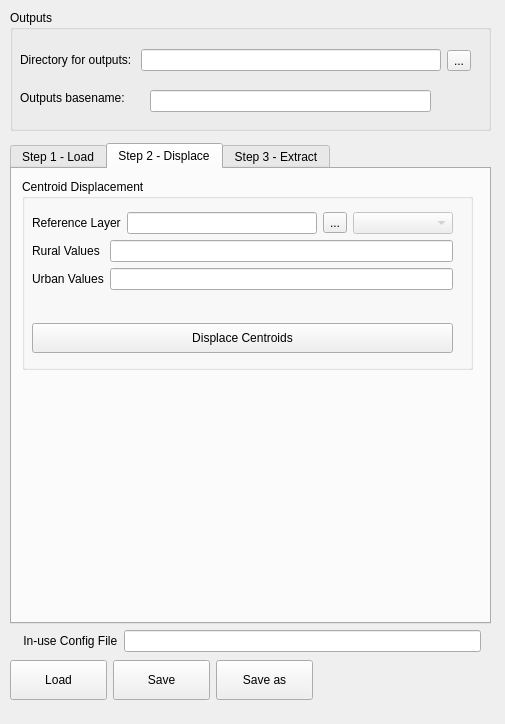
Before: the Qt Designer form plugin/mics_geocode_plugin_dialog.ui in unicef-drp/mics-geocoding, drawn with Qt 5.
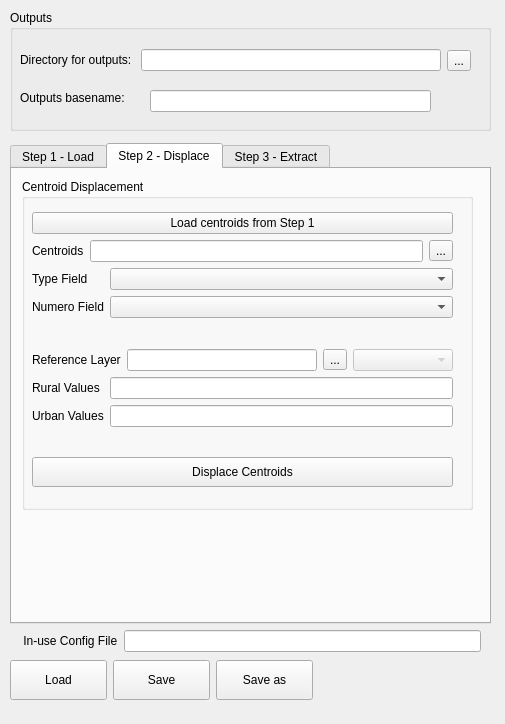
After: the same form once the commit is applied. The open tabs and pages were chosen to show the change.

Commit message: update interface -> centroisLayer in step2

```diff
--- a/plugin/mics_geocode_plugin_dialog.ui
+++ b/plugin/mics_geocode_plugin_dialog.ui
@@ -197,7 +197,7 @@
           <x>10</x>
           <y>10</y>
           <width>451</width>
-          <height>191</height>
+          <height>331</height>
          </rect>
         </property>
         <property name="sizePolicy">
@@ -221,7 +221,7 @@
            <x>0</x>
            <y>23</y>
            <width>441</width>
-           <height>161</height>
+           <height>295</height>
           </rect>
          </property>
          <layout class="QVBoxLayout" name="verticalLayout_4">
@@ -237,6 +237,73 @@
           <property name="bottomMargin">
            <number>10</number>
           </property>
+          <item>
+           <widget class="QPushButton" name="loadCentroidsFromStep01">
+            <property name="text">
+             <string>Load centroids from Step 1</string>
+            </property>
+           </widget>
+          </item>
+          <item>
+           <layout class="QHBoxLayout" name="horizontalLayoutRL_3">
+            <property name="sizeConstraint">
+             <enum>QLayout::SetNoConstraint</enum>
+            </property>
+            <property name="leftMargin">
+             <number>0</number>
+            </property>
+            <property name="topMargin">
+             <number>0</number>
+            </property>
+            <item>
+             <widget class="QLabel" name="centroidsLayerLabel">
+              <property name="sizePolicy">
+               <sizepolicy hsizetype="Preferred" vsizetype="Maximum">
+                <horstretch>0</horstretch>
+                <verstretch>0</verstretch>
+               </sizepolicy>
+              </property>
+              <property name="text">
+               <string>Centroids</string>
+              </property>
+             </widget>
+            </item>
+            <item>
+             <widget class="QLineEdit" name="centroidsLayerLineEdit"/>
+            </item>
+            <item>
+             <widget class="QToolButton" name="centroidsLayerToolButton">
+              <property name="text">
+               <string>...</string>
+              </property>
+             </widget>
+            </item>
+           </layout>
+          </item>
+          <item>
+           <layout class="QFormLayout" name="formLayout_5">
+            <item row="0" column="0">
+             <widget class="QLabel" name="centroidsLayerTypeFieldLabel">
+              <property name="text">
+               <string>Type Field</string>
+              </property>
+             </widget>
+            </item>
+            <item row="0" column="1">
+             <widget class="QComboBox" name="centroidsLayerTypeFieldComboBox"/>
+            </item>
+            <item row="1" column="0">
+             <widget class="QLabel" name="centroidsLayerNumeroFieldLabel">
+              <property name="text">
+               <string>Numero Field</string>
+              </property>
+             </widget>
+            </item>
+            <item row="1" column="1">
+             <widget class="QComboBox" name="centroidsLayerNumeroFieldComboBox"/>
+            </item>
+           </layout>
+          </item>
           <item>
            <layout class="QHBoxLayout" name="horizontalLayoutRL">
             <property name="sizeConstraint">
```
Left out of the diff: 6 changed lines with no effect on the pictures. The commit also changes 3 other files.
